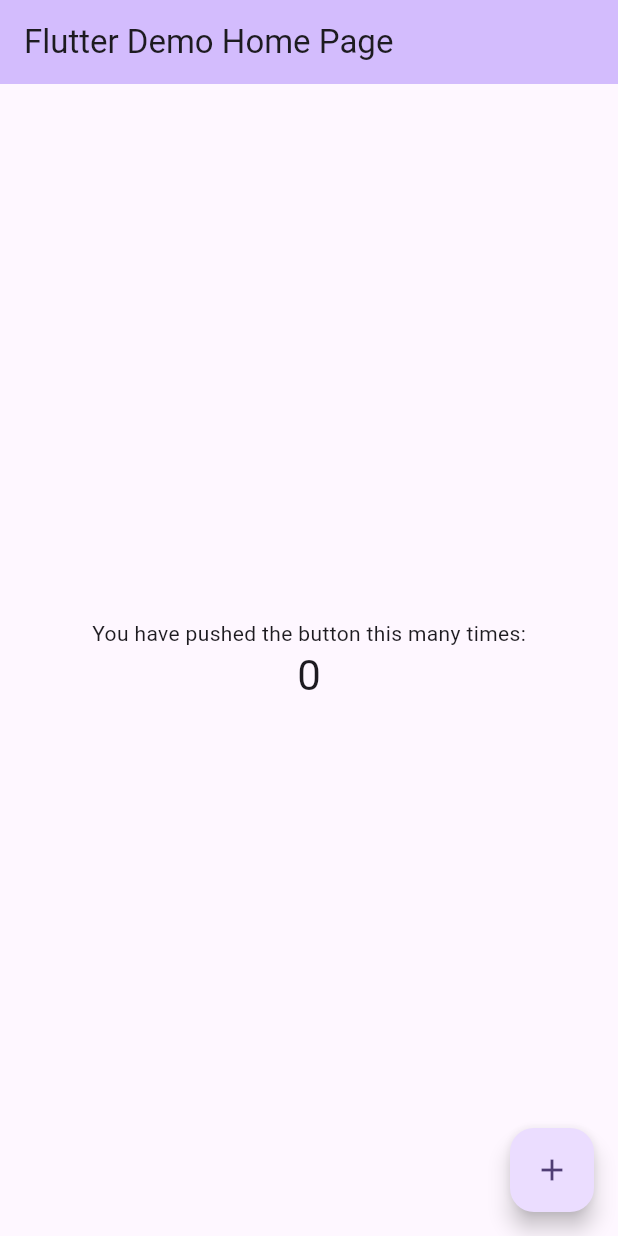
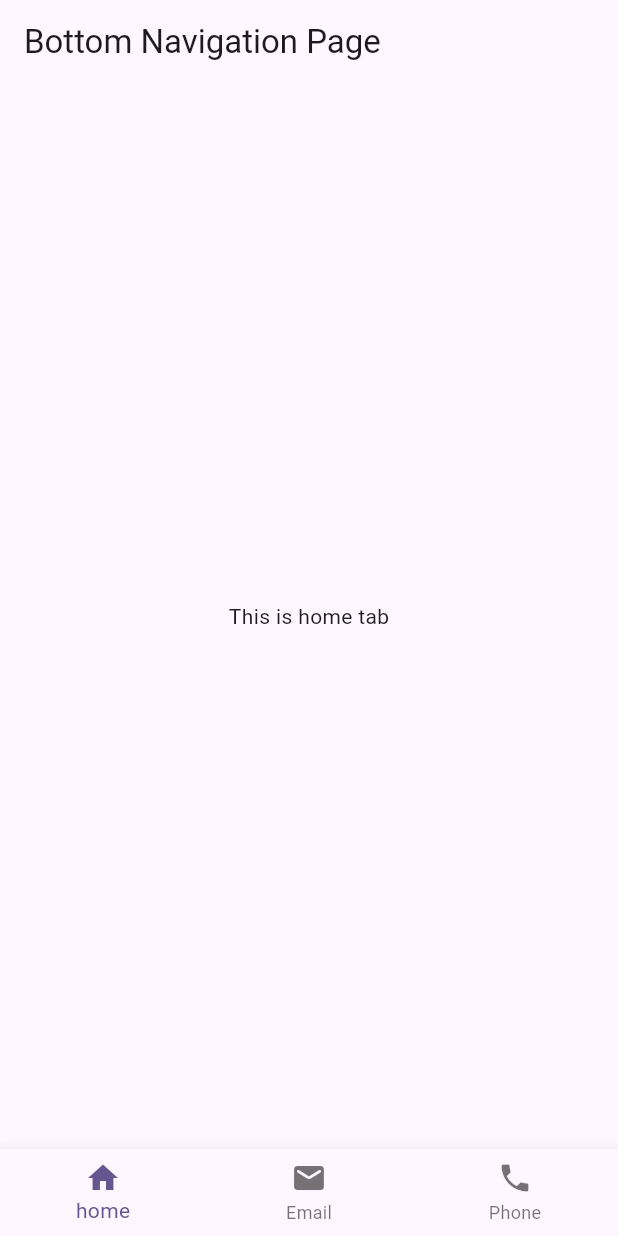
Before and after one commit to TomoyaMizumori/documents, a Flutter app: the screen it shows after launch, on a phone screen of 412 x 824 dp. Run offline on Flutter 3.47's test engine with Material 3 defaults, Android fonts, the light colour scheme and no system bars.

Commit message:
bottom_navi終了

```diff
--- a/flutter/bottom_navi_practice/lib/main.dart
+++ b/flutter/bottom_navi_practice/lib/main.dart
@@ -31,13 +31,13 @@
         colorScheme: ColorScheme.fromSeed(seedColor: Colors.deepPurple),
         useMaterial3: true,
       ),
-      home: const MyHomePage(title: 'Flutter Demo Home Page'),
+      home: const MyNavigation(title: 'Flutter Demo Home Page'),
     );
   }
 }
 
-class MyHomePage extends StatefulWidget {
-  const MyHomePage({super.key, required this.title});
+class MyNavigation extends StatefulWidget {
+  const MyNavigation({super.key, required this.title});
 
   // This widget is the home page of your application. It is stateful, meaning
   // that it has a State object (defined below) that contains fields that affect
@@ -51,75 +51,49 @@
   final String title;
 
   @override
-  State<MyHomePage> createState() => _MyHomePageState();
+  State<MyNavigation> createState() => _MyNavigationState();
 }
 
-class _MyHomePageState extends State<MyHomePage> {
-  int _counter = 0;
+class _MyNavigationState extends State<MyNavigation> {
+  final List tabName = ['home', 'Email', 'Phone'];
 
-  void _incrementCounter() {
-    setState(() {
-      // This call to setState tells the Flutter framework that something has
-      // changed in this State, which causes it to rerun the build method below
-      // so that the display can reflect the updated values. If we changed
-      // _counter without calling setState(), then the build method would not be
-      // called again, and so nothing would appear to happen.
-      _counter++;
-    });
-  }
+  int bottomIndex = 0;
 
   @override
   Widget build(BuildContext context) {
-    // This method is rerun every time setState is called, for instance as done
-    // by the _incrementCounter method above.
-    //
-    // The Flutter framework has been optimized to make rerunning build methods
-    // fast, so that you can just rebuild anything that needs updating rather
-    // than having to individually change instances of widgets.
     return Scaffold(
       appBar: AppBar(
-        // TRY THIS: Try changing the color here to a specific color (to
-        // Colors.amber, perhaps?) and trigger a hot reload to see the AppBar
-        // change color while the other colors stay the same.
-        backgroundColor: Theme.of(context).colorScheme.inversePrimary,
-        // Here we take the value from the MyHomePage object that was created by
-        // the App.build method, and use it to set our appbar title.
-        title: Text(widget.title),
+        title: const Text('Bottom Navigation Page'),
       ),
       body: Center(
-        // Center is a layout widget. It takes a single child and positions it
-        // in the middle of the parent.
-        child: Column(
-          // Column is also a layout widget. It takes a list of children and
-          // arranges them vertically. By default, it sizes itself to fit its
-          // children horizontally, and tries to be as tall as its parent.
-          //
-          // Column has various properties to control how it sizes itself and
-          // how it positions its children. Here we use mainAxisAlignment to
-          // center the children vertically; the main axis here is the vertical
-          // axis because Columns are vertical (the cross axis would be
-          // horizontal).
-          //
-          // TRY THIS: Invoke "debug painting" (choose the "Toggle Debug Paint"
-          // action in the IDE, or press "p" in the console), to see the
-          // wireframe for each widget.
-          mainAxisAlignment: MainAxisAlignment.center,
-          children: <Widget>[
-            const Text(
-              'You have pushed the button this many times:',
-            ),
-            Text(
-              '$_counter',
-              style: Theme.of(context).textTheme.headlineMedium,
-            ),
-          ],
-        ),
+        child: Text('This is ${tabName[bottomIndex]} tab'),
       ),
-      floatingActionButton: FloatingActionButton(
-        onPressed: _incrementCounter,
-        tooltip: 'Increment',
-        child: const Icon(Icons.add),
-      ), // This trailing comma makes auto-formatting nicer for build methods.
+      bottomNavigationBar: BottomNavigationBar(
+        items: const [
+          BottomNavigationBarItem(
+            icon: Icon(Icons.home),
+            label: 'home',
+          ),
+          BottomNavigationBarItem(
+            icon: Icon(Icons.local_post_office_rounded),
+            label: 'Email',
+          ),
+          BottomNavigationBarItem(
+            icon: Icon(Icons.phone),
+            label: 'Phone',
+          ),
+        ],
+        onTap: (final index) {
+          if (bottomIndex != index) {
+            setState(
+              () {
+                bottomIndex = index;
+              },
+            );
+          }
+        },
+        currentIndex: bottomIndex,
+      ),
     );
   }
 }
```
